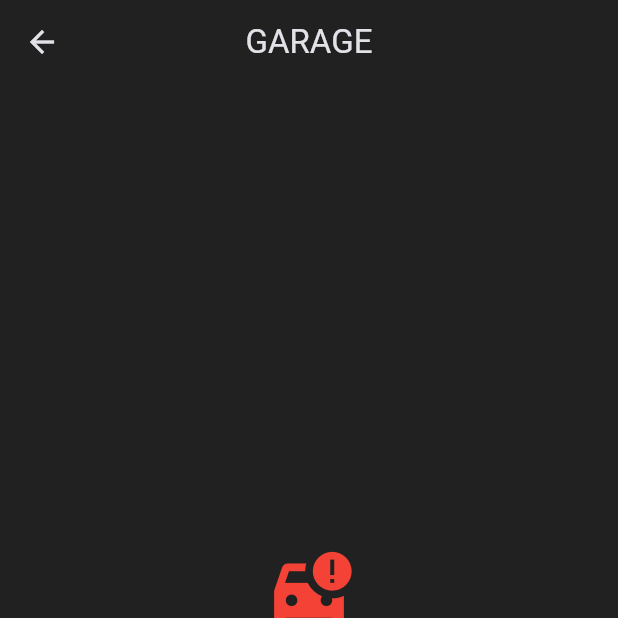
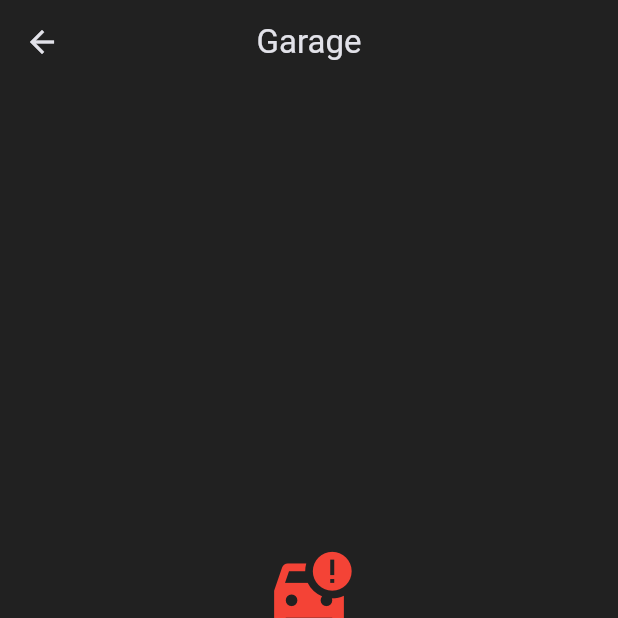
Before and after one commit to D0M1N1Kx/Vehicle-Cost-Tracker, a Flutter app: the GaragePage screen opened directly, on a phone screen of 412 x 824 dp, the top half of it. Run offline on Flutter 3.47's test engine with Material 3 defaults, Android fonts, the phone set to English and light mode, and no system bars.

Commit message:
translation from garage_page.dart

```diff
--- a/lib/pages/garage_page.dart
+++ b/lib/pages/garage_page.dart
@@ -1,5 +1,6 @@
 import 'package:flutter/material.dart';
 import 'package:provider/provider.dart';
+import 'package:vehicle_cost_tracker_app/l10n/app_localizations.dart';
 import 'package:vehicle_cost_tracker_app/models/vehicle.dart';
 import 'package:vehicle_cost_tracker_app/pages/add_vehicle_page.dart';
 import 'package:vehicle_cost_tracker_app/services/vehicle_repository.dart';
@@ -16,7 +17,10 @@ class GaragePage extends StatelessWidget {
       create: (_) => GarageViewModel()..loadVehicles(),
       builder: (context, child) {
         return Scaffold(
-          appBar: AppBar(centerTitle: true, title: Text('GARAGE')),
+          appBar: AppBar(
+            centerTitle: true,
+            title: Text(AppLocalizations.of(context)!.garage),
+          ),
           floatingActionButton: FloatingActionButton(
             onPressed: () async {
               final Vehicle? newVehicle = await Navigator.of(context)
```
